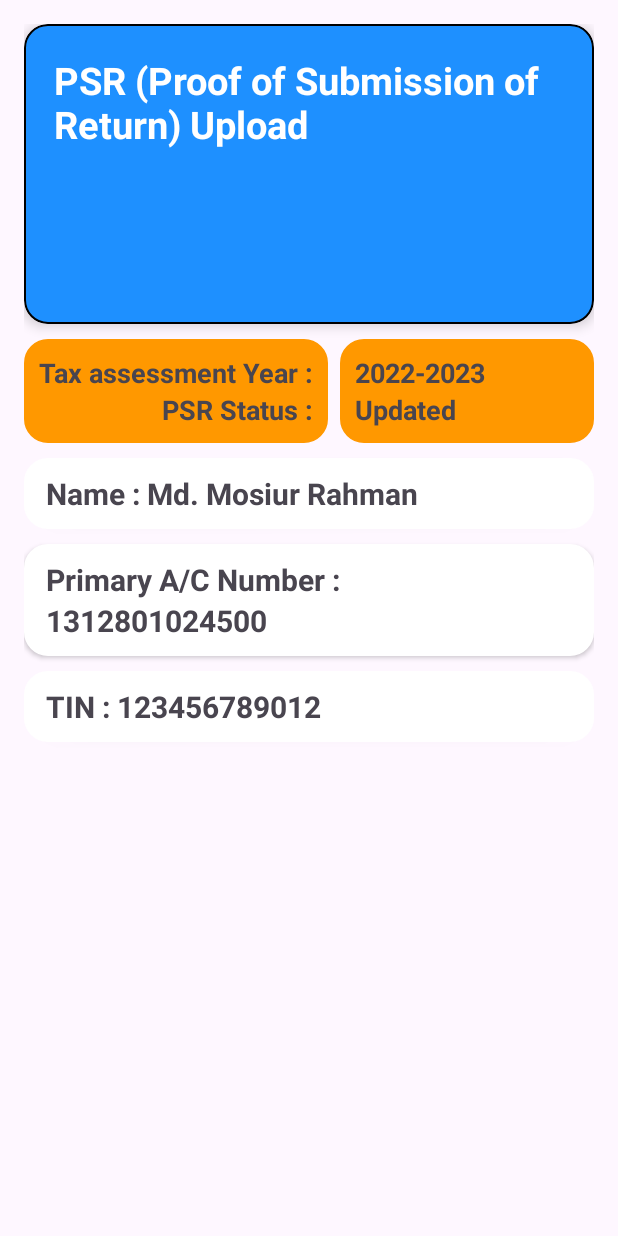
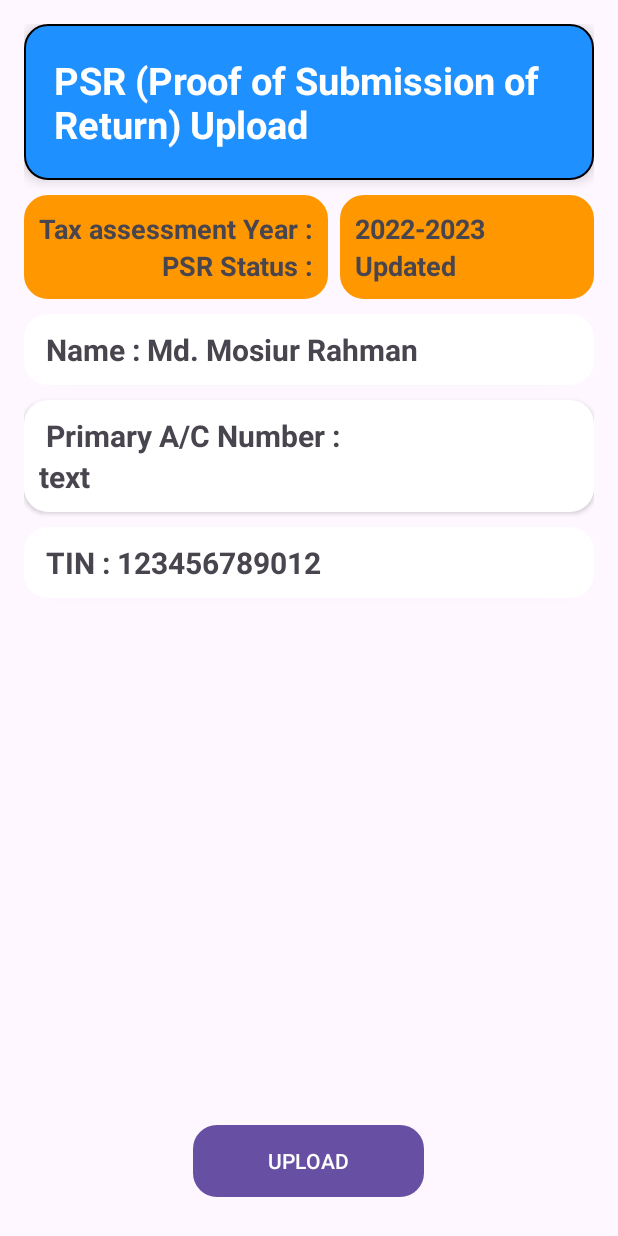
Before and after one commit to palashcse2k8/AndroidBasics, an Android app: the screen it shows after launch (PSRUploadActivity before the commit, PSRActivity after it), after a tap on an icon or button, on a phone screen of 412 x 824 dp. Run offline under Robolectric (Android 15) with nearby library versions, the phone set to English and light mode, and no system bars; our stand-ins replace navigation-ui.

Commit message:
user model added

```diff
--- a/app/src/main/AndroidManifest.xml
+++ b/app/src/main/AndroidManifest.xml
@@ -13,12 +13,14 @@
         android:theme="@style/Theme.AndroidBasics"
         tools:targetApi="31">
         <activity
-            android:name=".PSRUploadActivity"
+            android:name=".psrupload.PSRUploadActivity"
+            android:exported="false" />
+        <activity
+            android:name=".psrupload.PSRActivity"
             android:exported="false" />
         <activity
             android:name=".MainActivity"
             android:exported="true"
-            android:label="@string/app_name"
             android:theme="@style/Theme.AndroidBasics">
             <intent-filter>
                 <action android:name="android.intent.action.MAIN" />
--- a/app/src/main/java/com/example/androidbasics/FirstFragment.java
+++ b/app/src/main/java/com/example/androidbasics/FirstFragment.java
@@ -29,13 +29,8 @@ public class FirstFragment extends Fragment {
     public void onViewCreated(@NonNull View view, Bundle savedInstanceState) {
         super.onViewCreated(view, savedInstanceState);
 
-        binding.buttonFirst.setOnClickListener(new View.OnClickListener() {
-            @Override
-            public void onClick(View view) {
-                NavHostFragment.findNavController(FirstFragment.this)
-                        .navigate(R.id.action_FirstFragment_to_SecondFragment);
-            }
-        });
+        binding.buttonFirst.setOnClickListener(view1 -> NavHostFragment.findNavController(FirstFragment.this)
+                .navigate(R.id.action_FirstFragment_to_SecondFragment));
     }
 
     @Override
@@ -43,5 +38,4 @@ public class FirstFragment extends Fragment {
         super.onDestroyView();
         binding = null;
     }
-
 }
--- a/app/src/main/java/com/example/androidbasics/MainActivity.java
+++ b/app/src/main/java/com/example/androidbasics/MainActivity.java
@@ -2,35 +2,28 @@ package com.example.androidbasics;
 
 import android.content.Intent;
 import android.os.Bundle;
-
-import com.google.android.material.snackbar.Snackbar;
+import android.util.Log;
+import android.view.Menu;
+import android.view.MenuItem;
 
 import androidx.appcompat.app.AppCompatActivity;
-
-import android.util.Log;
-import android.view.View;
-
-import androidx.core.view.WindowCompat;
 import androidx.navigation.NavController;
 import androidx.navigation.Navigation;
 import androidx.navigation.ui.AppBarConfiguration;
 import androidx.navigation.ui.NavigationUI;
 
 import com.example.androidbasics.databinding.ActivityMainBinding;
-
-import android.view.Menu;
-import android.view.MenuItem;
+import com.example.androidbasics.psrupload.PSRActivity;
 
 public class MainActivity extends AppCompatActivity {
 
     private AppBarConfiguration appBarConfiguration;
-    private ActivityMainBinding binding;
 
     @Override
     protected void onCreate(Bundle savedInstanceState) {
         super.onCreate(savedInstanceState);
 
-        binding = ActivityMainBinding.inflate(getLayoutInflater());
+        com.example.androidbasics.databinding.ActivityMainBinding binding = ActivityMainBinding.inflate(getLayoutInflater());
         setContentView(binding.getRoot());
 
         setSupportActionBar(binding.toolbar);
@@ -39,13 +32,10 @@ public class MainActivity extends AppCompatActivity {
         appBarConfiguration = new AppBarConfiguration.Builder(navController.getGraph()).build();
         NavigationUI.setupActionBarWithNavController(this, navController, appBarConfiguration);
 
-        binding.fab.setOnClickListener(new View.OnClickListener() {
-            @Override
-            public void onClick(View v) {
-                Log.d("myTag", "This is my message");
-                Intent intent = new Intent(MainActivity.this, PSRUploadActivity.class);
-                startActivity(intent);
-            }
+        binding.fab.setOnClickListener(v -> {
+            Log.d("myTag", "This is my message");
+            Intent intent = new Intent(MainActivity.this, PSRActivity.class);
+            startActivity(intent);
         });
     }
 
--- a/app/src/main/java/com/example/androidbasics/PSRUploadActivity.java
+++ b/app/src/main/java/com/example/androidbasics/psrupload/PSRActivity.java
@@ -1,17 +1,19 @@
-package com.example.androidbasics;
+package com.example.androidbasics.psrupload;
 
-import androidx.appcompat.app.AppCompatActivity;
-
+import android.content.Intent;
 import android.os.Bundle;
 import android.view.View;
 import android.widget.Button;
 import android.widget.TextView;
 
-import com.example.androidbasics.models.CurrentUser;
+import androidx.appcompat.app.AppCompatActivity;
 
-public class PSRUploadActivity extends AppCompatActivity {
+import com.example.androidbasics.R;
+import com.example.androidbasics.psrupload.models.CurrentUser;
 
-    CurrentUser currentUser = new CurrentUser();
+public class PSRActivity extends AppCompatActivity {
+
+    CurrentUser currentUser;
 
     TextView taxAssessMentYear, psrStatus;
     TextView nameText, acNumberText, tinText;
@@ -20,7 +22,8 @@ public class PSRUploadActivity extends AppCompatActivity {
     @Override
     protected void onCreate(Bundle savedInstanceState) {
         super.onCreate(savedInstanceState);
-        setContentView(R.layout.activity_psrupload);
+        setContentView(R.layout.activity_psr);
+        currentUser = new CurrentUser();
 
 
         taxAssessMentYear = findViewById(R.id.label_tax_assessment_year);
@@ -33,14 +36,19 @@ public class PSRUploadActivity extends AppCompatActivity {
         nameText.setText(currentUser.fullName);
 
         acNumberText = findViewById(R.id.label_ac_number_text);
-        acNumberText.setText(" " + currentUser.accountNumber);
+        String text = " " + currentUser.accountNumber;
+        acNumberText.setText("text");
 
         tinText = findViewById(R.id.label_tin_text);
         tinText.setText(currentUser.tinNumber);
 
         uploadButton = (Button) findViewById(R.id.btn_upload);
+        uploadButton.setOnClickListener(v -> {
+            Intent intent = new Intent(PSRActivity.this, PSRUploadActivity.class);
+            startActivity(intent);
+        });
 
-        if(currentUser.psrStatus.equalsIgnoreCase("UPDATE")) {
+        if(currentUser.psrStatus.equalsIgnoreCase("UPDATED")) {
             uploadButton.setVisibility(View.VISIBLE);
         } else {
             uploadButton.setVisibility(View.GONE);
--- /dev/null
+++ b/app/src/main/java/com/example/androidbasics/psrupload/PSRUploadActivity.java
@@ -0,0 +1,16 @@
+package com.example.androidbasics.psrupload;
+
+import androidx.appcompat.app.AppCompatActivity;
+
+import android.os.Bundle;
+
+import com.example.androidbasics.R;
+
+public class PSRUploadActivity extends AppCompatActivity {
+
+    @Override
+    protected void onCreate(Bundle savedInstanceState) {
+        super.onCreate(savedInstanceState);
+        setContentView(R.layout.activity_psrupload);
+    }
+}
--- a/app/src/main/java/com/example/androidbasics/models/CurrentUser.java
+++ b/app/src/main/java/com/example/androidbasics/psrupload/models/CurrentUser.java
@@ -1,4 +1,4 @@
-package com.example.androidbasics.models;
+package com.example.androidbasics.psrupload.models;
 
 enum PSRStatus {
     Submitted,
--- /dev/null
+++ b/app/src/main/res/layout/activity_psr.xml
@@ -0,0 +1,187 @@
+<?xml version="1.0" encoding="utf-8"?>
+
+<RelativeLayout xmlns:android="http://schemas.android.com/apk/res/android"
+    xmlns:tools="http://schemas.android.com/tools"
+    android:layout_width="match_parent"
+    android:layout_height="match_parent"
+    android:padding="16dp"
+    tools:context=".psrupload.PSRActivity">
+
+    <TextView
+        android:id="@+id/module_name"
+
+        android:layout_width="match_parent"
+        android:layout_height="wrap_content"
+        android:text="PSR (Proof of Submission of Return) Upload"
+        android:textStyle="bold"
+        android:textSize="25sp"
+        android:textAlignment="textStart"
+        android:textColor="@color/white"
+        android:layout_centerHorizontal="true"
+        android:background="@drawable/rounded_corner_view"
+        android:padding="20sp"
+        android:elevation="5sp" />
+
+    <RelativeLayout
+        android:id="@+id/relative1"
+        android:layout_width="match_parent"
+        android:layout_height="wrap_content"
+        android:layout_marginTop="10sp"
+        android:layout_alignParentEnd="true"
+        android:layout_below="@+id/module_name" >
+
+        <LinearLayout
+            android:id="@+id/linearLayout1"
+            android:layout_width="wrap_content"
+            android:layout_height="wrap_content"
+            android:padding="10dp"
+            android:layout_alignParentStart="true"
+            android:layout_alignParentTop="true"
+            android:gravity="end"
+            android:background="@drawable/rounded_corner_view"
+            android:backgroundTint="#FF9800"
+            android:orientation="vertical" >
+
+
+            <TextView
+                android:layout_width="wrap_content"
+                android:layout_height="wrap_content"
+                android:text="Tax assessment Year :"
+                android:textStyle="bold"
+                android:textAppearance="?android:attr/textAppearanceMedium" />
+
+            <TextView
+                android:layout_width="wrap_content"
+                android:layout_height="wrap_content"
+                android:text="PSR Status :"
+                android:textStyle="bold"
+                android:textAppearance="?android:attr/textAppearanceMedium" />
+        </LinearLayout>
+
+        <LinearLayout
+            android:layout_width="match_parent"
+            android:layout_height="wrap_content"
+            android:layout_marginStart="8dp"
+            android:padding="10dp"
+            android:layout_toEndOf="@+id/linearLayout1"
+            android:gravity="left"
+            android:background="@drawable/rounded_corner_view"
+            android:backgroundTint="#FF9800"
+            android:orientation="vertical" >
+
+            <TextView
+                android:id="@+id/label_tax_assessment_year"
+                android:layout_width="wrap_content"
+                android:layout_height="wrap_content"
+                android:textStyle="bold"
+                android:textAppearance="?android:attr/textAppearanceMedium" />
+
+            <TextView
+                android:id="@+id/label_tax_assessment_status"
+                android:layout_width="wrap_content"
+                android:layout_height="wrap_content"
+                android:textStyle="bold"
+                android:textAppearance="?android:attr/textAppearanceMedium" />
+        </LinearLayout>
+
+    </RelativeLayout>
+
+    <LinearLayout
+        android:id="@+id/layout_name"
+        android:layout_width="match_parent"
+        android:layout_height="wrap_content"
+        android:layout_below="@id/relative1"
+        android:layout_marginTop="10sp"
+        android:padding="10sp"
+        android:background="@drawable/rounded_corner_view"
+        android:backgroundTint="@color/white"
+        android:elevation="2sp"
+        android:orientation="horizontal">
+
+        <TextView
+            android:id="@+id/label_name"
+            android:layout_width="wrap_content"
+            android:layout_height="wrap_content"
+            android:text=" Name : "
+            android:textAlignment="textStart"
+            android:textStyle="bold"
+            android:textSize="20sp" />
+
+        <TextView
+            android:id="@+id/label_name_text"
+            android:layout_width="wrap_content"
+            android:layout_height="wrap_content"
+            android:textStyle="bold"
+            android:textSize="20sp" />
+    </LinearLayout>
+    <LinearLayout
+        android:id="@+id/layout_ac_number"
+        android:layout_width="match_parent"
+        android:layout_height="wrap_content"
+        android:layout_below="@+id/layout_name"
+        android:layout_marginTop="10sp"
+        android:padding="10sp"
+        android:background="@drawable/rounded_corner_view"
+        android:backgroundTint="@color/white"
+        android:elevation="2sp"
+        android:orientation="vertical">
+
+        <TextView
+            android:id="@+id/label_ac_number"
+            android:layout_width="wrap_content"
+            android:layout_height="wrap_content"
+            android:text=" Primary A/C Number : "
+            android:textAlignment="textStart"
+            android:textStyle="bold"
+            android:textSize="20sp" />
+
+        <TextView
+            android:id="@+id/label_ac_number_text"
+            android:layout_width="wrap_content"
+            android:layout_height="wrap_content"
+            android:textStyle="bold"
+            android:textSize="20sp" />
+    </LinearLayout>
+    <LinearLayout
+        android:id="@+id/layout_tin_number"
+        android:layout_width="match_parent"
+        android:layout_height="wrap_content"
+        android:layout_below="@+id/layout_ac_number"
+        android:layout_marginTop="10sp"
+        android:padding="10sp"
+        android:background="@drawable/rounded_corner_view"
+        android:backgroundTint="@color/white"
+        android:elevation="2sp"
+        android:orientation="horizontal">
+
+        <TextView
+            android:id="@+id/label_tin"
+            android:layout_width="wrap_content"
+            android:layout_height="wrap_content"
+            android:text=" TIN : "
+            android:textAlignment="textStart"
+            android:textStyle="bold"
+            android:textSize="20sp" />
+
+        <TextView
+            android:id="@+id/label_tin_text"
+            android:layout_width="wrap_content"
+            android:layout_height="wrap_content"
+            android:textStyle="bold"
+            android:textSize="20sp" />
+    </LinearLayout>
+
+    <Button
+        android:id="@+id/btn_upload"
+        android:layout_width="wrap_content"
+        android:layout_height="wrap_content"
+        android:layout_alignParentBottom="true"
+        android:layout_centerHorizontal="true"
+        android:layout_marginBottom="10sp"
+        android:paddingHorizontal="50sp"
+        android:text="UPLOAD"
+        android:background="@drawable/rounded_corner_view"
+        >
+    </Button>
+
+</RelativeLayout>
--- a/app/src/main/res/layout/activity_psrupload.xml
+++ b/app/src/main/res/layout/activity_psrupload.xml
@@ -1,156 +1,32 @@
 <?xml version="1.0" encoding="utf-8"?>
-
-<RelativeLayout xmlns:android="http://schemas.android.com/apk/res/android"
+<RelativeLayout
+    xmlns:android="http://schemas.android.com/apk/res/android"
     xmlns:tools="http://schemas.android.com/tools"
     android:layout_width="match_parent"
     android:layout_height="match_parent"
-    xmlns:app="http://schemas.android.com/apk/res-auto"
-    android:padding="16dp"
-    tools:context=".PSRUploadActivity">
+    tools:context=".psrupload.PSRUploadActivity">
 
     <TextView
         android:id="@+id/module_name"
-        android:layout_width="wrap_content"
-        android:layout_height="300px"
-        android:text="PSR (Proof of Submission of Return) Upload"
+        android:layout_width="match_parent"
+        android:layout_height="wrap_content"
+        android:layout_marginTop="10sp"
+        android:text="Upload PSR"
         android:textStyle="bold"
         android:textSize="25sp"
-        android:textAlignment="textStart"
+        android:textAlignment="center"
         android:textColor="@color/white"
         android:layout_centerHorizontal="true"
         android:background="@drawable/rounded_corner_view"
-        android:clipToOutline="true"
         android:padding="20sp"
         android:elevation="5sp"
         />
 
-    <RelativeLayout
-        android:id="@+id/relative1"
-        android:layout_width="match_parent"
-        android:layout_height="wrap_content"
-        android:layout_marginTop="10sp"
-        android:layout_alignParentRight="true"
-        android:layout_below="@+id/module_name" >
-
-        <LinearLayout
-            android:id="@+id/linearLayout1"
-            android:layout_width="wrap_content"
-            android:layout_height="wrap_content"
-            android:padding="10dp"
-            android:layout_alignParentLeft="true"
-            android:layout_alignParentTop="true"
-            android:gravity="end"
-            android:background="@drawable/rounded_corner_view"
-            android:backgroundTint="#FF9800"
-            android:orientation="vertical" >
-
-
-            <TextView
-                android:layout_width="wrap_content"
-                android:layout_height="wrap_content"
-                android:text="Tax assessment Year :"
-                android:textStyle="bold"
-                android:textAppearance="?android:attr/textAppearanceMedium" />
-
-            <TextView
-                android:layout_width="wrap_content"
-                android:layout_height="wrap_content"
-                android:text="PSR Status :"
-                android:textStyle="bold"
-                android:textAppearance="?android:attr/textAppearanceMedium" />
-        </LinearLayout>
-
-        <LinearLayout
-            android:layout_width="match_parent"
-            android:layout_height="wrap_content"
-            android:layout_marginLeft="8dp"
-            android:padding="10dp"
-            android:layout_toRightOf="@+id/linearLayout1"
-            android:gravity="left"
-            android:background="@drawable/rounded_corner_view"
-            android:backgroundTint="#FF9800"
-            android:orientation="vertical" >
-
-            <TextView
-                android:id="@+id/label_tax_assessment_year"
-                android:layout_width="wrap_content"
-                android:layout_height="wrap_content"
-                android:textStyle="bold"
-                android:textAppearance="?android:attr/textAppearanceMedium" />
-
-            <TextView
-                android:id="@+id/label_tax_assessment_status"
-                android:layout_width="wrap_content"
-                android:layout_height="wrap_content"
-                android:textStyle="bold"
-                android:textAppearance="?android:attr/textAppearanceMedium" />
-        </LinearLayout>
-
-    </RelativeLayout>
-
-    <LinearLayout
-        android:id="@+id/layout_name"
-        android:layout_width="match_parent"
-        android:layout_height="wrap_content"
-        android:layout_below="@id/relative1"
-        android:layout_marginTop="10sp"
-        android:padding="10sp"
-        android:background="@drawable/rounded_corner_view"
-        android:backgroundTint="@color/white"
-        android:elevation="2sp"
-        android:orientation="horizontal">
-
-        <TextView
-            android:id="@+id/label_name"
-            android:layout_width="wrap_content"
-            android:layout_height="wrap_content"
-            android:layout_below="@+id/relative1"
-            android:text=" Name : "
-            android:textAlignment="textStart"
-            android:textStyle="bold"
-            android:textSize="20sp" />
-
-        <TextView
-            android:id="@+id/label_name_text"
-            android:layout_width="wrap_content"
-            android:layout_height="wrap_content"
-            android:textStyle="bold"
-            android:textSize="20sp" />
-    </LinearLayout>
-    <LinearLayout
-        android:id="@+id/layout_ac_number"
-        android:layout_width="match_parent"
-        android:layout_height="wrap_content"
-        android:layout_below="@+id/layout_name"
-        android:layout_marginTop="10sp"
-        android:padding="10sp"
-        android:background="@drawable/rounded_corner_view"
-        android:backgroundTint="@color/white"
-        android:elevation="2sp"
-        android:orientation="vertical">
-
-        <TextView
-            android:id="@+id/label_ac_number"
-            android:layout_width="wrap_content"
-            android:layout_height="wrap_content"
-            android:layout_below="@+id/relative1"
-            android:text=" Primary A/C Number : "
-            android:textAlignment="textStart"
-            android:textStyle="bold"
-            android:textSize="20sp" />
-
-        <TextView
-            android:id="@+id/label_ac_number_text"
-            android:layout_width="wrap_content"
-            android:layout_height="wrap_content"
-            android:textStyle="bold"
-            android:textSize="20sp" />
-    </LinearLayout>
     <LinearLayout
         android:id="@+id/layout_tin_number"
         android:layout_width="match_parent"
         android:layout_height="wrap_content"
-        android:layout_below="@+id/layout_ac_number"
+        android:layout_below="@+id/module_name"
         android:layout_marginTop="10sp"
         android:padding="10sp"
         android:background="@drawable/rounded_corner_view"
@@ -175,17 +51,34 @@
             android:textSize="20sp" />
     </LinearLayout>
 
-    <Button
-        android:id="@+id/btn_upload"
+    <LinearLayout
+        android:id="@+id/layout_tax_assessment_year"
         android:layout_width="match_parent"
         android:layout_height="wrap_content"
-        android:layout_alignParentBottom="true"
-        android:layout_centerHorizontal="true"
-        android:layout_marginBottom="10sp"
+        android:layout_below="@+id/layout_tin_number"
+        android:layout_marginTop="10sp"
         android:padding="10sp"
-        android:text="UPLOAD"
         android:background="@drawable/rounded_corner_view"
-        >
-    </Button>
+        android:backgroundTint="@color/white"
+        android:elevation="2sp"
+        android:orientation="horizontal">
 
-    </RelativeLayout>
+        <TextView
+            android:id="@+id/label_tax"
+            android:layout_width="wrap_content"
+            android:layout_height="wrap_content"
+            android:text=" Tax Assessment Year:"
+            android:textAlignment="textStart"
+            android:textStyle="bold"
+            android:textSize="20sp" />
+
+        <TextView
+            android:id="@+id/label_tax_assessment_year"
+            android:layout_width="wrap_content"
+            android:layout_height="wrap_content"
+            android:textStyle="bold"
+            android:textSize="20sp" />
+    </LinearLayout>
+
+
+</RelativeLayout>
```
